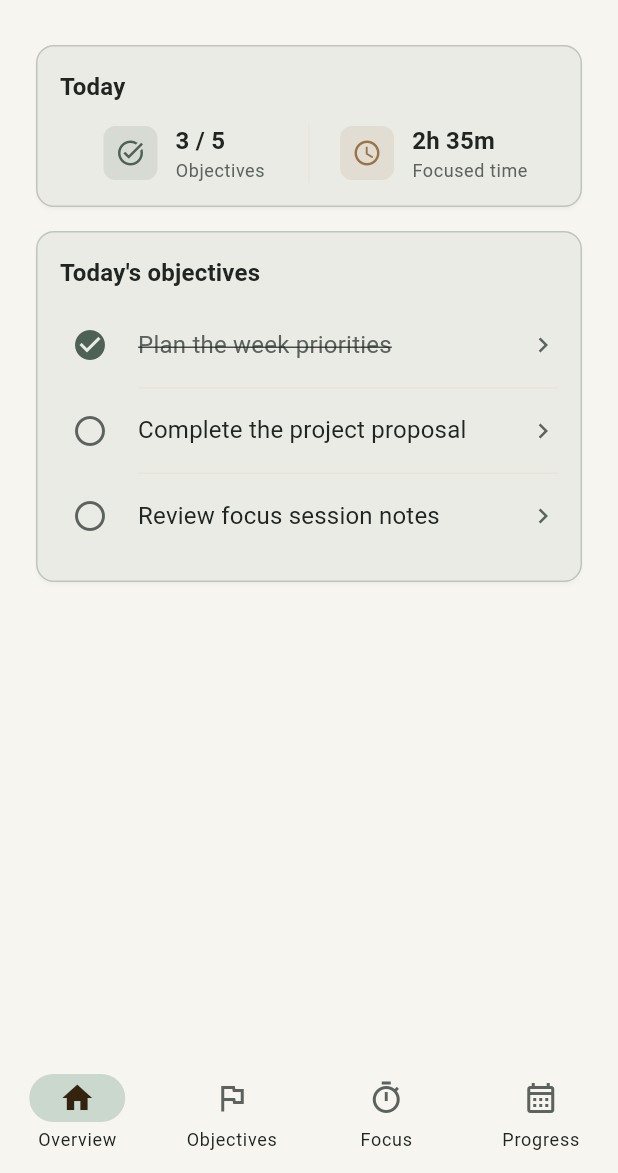
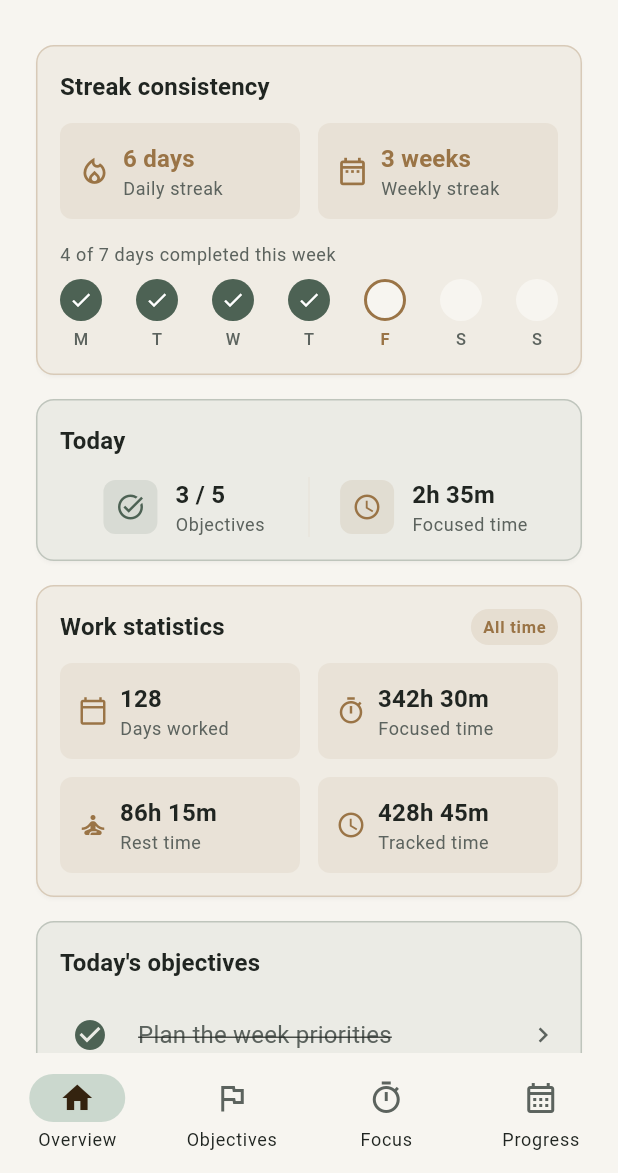
Before and after one commit to surinyach/ponos-app, a Flutter app: the screen it shows after launch, on a phone screen of 412 x 824 dp, the part 63-1236 px from its top. Run offline on Flutter 3.47's test engine with Material 3 defaults, Android fonts, the phone set to English and light mode, and no system bars.

Commit message:
feat: add streak and lifetime work statistics

```diff
--- a/lib/features/home/presentation/home_page.dart
+++ b/lib/features/home/presentation/home_page.dart
@@ -3,6 +3,8 @@ import 'package:flutter/material.dart';
 import '../../../app/theme/app_spacing.dart';
 import 'widgets/today_summary.dart';
 import 'widgets/todays_objectives.dart';
+import 'widgets/work_statistics.dart';
+import 'widgets/streak_consistency.dart';
 
 class HomePage extends StatefulWidget {
   const HomePage({super.key});
@@ -101,6 +103,12 @@ class _OverviewContent extends StatelessWidget {
                 totalObjectives: 5,
                 focusedDuration: Duration(hours: 2, minutes: 35),
               );
+              const statistics = WorkStatistics(
+                totalDaysWorked: 128,
+                totalFocusedTime: Duration(hours: 342, minutes: 30),
+                totalRestTime: Duration(hours: 86, minutes: 15),
+                totalTrackedTime: Duration(hours: 428, minutes: 45),
+              );
               const objectives = TodaysObjectives(
                 objectives: [
                   TodayObjective(
@@ -117,21 +125,55 @@ class _OverviewContent extends StatelessWidget {
                   ),
                 ],
               );
+              const streak = StreakConsistency(
+                dailyStreak: 6,
+                weeklyStreak: 3,
+                week: [
+                  ConsistencyDay(label: 'M', isCompleted: true),
+                  ConsistencyDay(label: 'T', isCompleted: true),
+                  ConsistencyDay(label: 'W', isCompleted: true),
+                  ConsistencyDay(label: 'T', isCompleted: true),
+                  ConsistencyDay(label: 'F', isCompleted: false, isToday: true),
+                  ConsistencyDay(label: 'S', isCompleted: false),
+                  ConsistencyDay(label: 'S', isCompleted: false),
+                ],
+              );
 
               if (constraints.maxWidth >= 840) {
-                return const Row(
-                  crossAxisAlignment: CrossAxisAlignment.start,
+                return const Column(
+                  crossAxisAlignment: CrossAxisAlignment.stretch,
                   children: [
-                    Expanded(flex: 4, child: summary),
-                    SizedBox(width: AppSpacing.lg),
-                    Expanded(flex: 6, child: objectives),
+                    streak,
+                    SizedBox(height: AppSpacing.lg),
+                    Row(
+                      crossAxisAlignment: CrossAxisAlignment.start,
+                      children: [
+                        Expanded(
+                          flex: 4,
+                          child: Column(
+                            crossAxisAlignment: CrossAxisAlignment.stretch,
+                            children: [
+                              summary,
+                              SizedBox(height: AppSpacing.md),
+                              statistics,
+                            ],
+                          ),
+                        ),
+                        SizedBox(width: AppSpacing.lg),
+                        Expanded(flex: 6, child: objectives),
+                      ],
+                    ),
                   ],
                 );
               }
 
               return const Column(
                 children: [
+                  streak,
+                  SizedBox(height: AppSpacing.md),
                   summary,
+                  SizedBox(height: AppSpacing.md),
+                  statistics,
                   SizedBox(height: AppSpacing.md),
                   objectives,
                 ],
--- /dev/null
+++ b/lib/features/home/presentation/widgets/streak_consistency.dart
@@ -0,0 +1,235 @@
+import 'package:flutter/material.dart';
+
+import '../../../../app/theme/app_radius.dart';
+import '../../../../app/theme/app_spacing.dart';
+
+class ConsistencyDay {
+  const ConsistencyDay({
+    required this.label,
+    required this.isCompleted,
+    this.isToday = false,
+  });
+
+  final String label;
+  final bool isCompleted;
+  final bool isToday;
+}
+
+class StreakConsistency extends StatelessWidget {
+  const StreakConsistency({
+    required this.dailyStreak,
+    required this.weeklyStreak,
+    required this.week,
+    super.key,
+  });
+
+  final int dailyStreak;
+  final int weeklyStreak;
+  final List<ConsistencyDay> week;
+
+  @override
+  Widget build(BuildContext context) {
+    final colors = Theme.of(context).colorScheme;
+    final backgroundColor = Color.alphaBlend(
+      colors.secondary.withValues(alpha: 0.07),
+      colors.surfaceContainerLow,
+    );
+
+    return Card(
+      color: backgroundColor,
+      elevation: 1,
+      shadowColor: colors.shadow.withValues(alpha: 0.14),
+      shape: RoundedRectangleBorder(
+        borderRadius: AppRadius.card,
+        side: BorderSide(color: colors.secondary.withValues(alpha: 0.28)),
+      ),
+      child: Padding(
+        padding: const EdgeInsets.all(AppSpacing.md),
+        child: Column(
+          crossAxisAlignment: CrossAxisAlignment.start,
+          children: [
+            Text(
+              'Streak consistency',
+              style: Theme.of(context).textTheme.titleMedium,
+            ),
+            const SizedBox(height: AppSpacing.sm),
+            LayoutBuilder(
+              builder: (context, constraints) {
+                final streaks = Row(
+                  children: [
+                    Expanded(
+                      child: _StreakMetric(
+                        icon: Icons.local_fire_department_outlined,
+                        value:
+                            '$dailyStreak ${dailyStreak == 1 ? 'day' : 'days'}',
+                        label: 'Daily streak',
+                      ),
+                    ),
+                    const SizedBox(width: AppSpacing.sm),
+                    Expanded(
+                      child: _StreakMetric(
+                        icon: Icons.date_range_outlined,
+                        value:
+                            '$weeklyStreak ${weeklyStreak == 1 ? 'week' : 'weeks'}',
+                        label: 'Weekly streak',
+                      ),
+                    ),
+                  ],
+                );
+                final weekPreview = _WeekPreview(week: week);
+
+                if (constraints.maxWidth >= 700) {
+                  return Row(
+                    crossAxisAlignment: CrossAxisAlignment.center,
+                    children: [
+                      Expanded(child: streaks),
+                      const SizedBox(width: AppSpacing.xl),
+                      Expanded(child: weekPreview),
+                    ],
+                  );
+                }
+
+                return Column(
+                  crossAxisAlignment: CrossAxisAlignment.stretch,
+                  children: [
+                    streaks,
+                    const SizedBox(height: AppSpacing.md),
+                    weekPreview,
+                  ],
+                );
+              },
+            ),
+          ],
+        ),
+      ),
+    );
+  }
+}
+
+class _StreakMetric extends StatelessWidget {
+  const _StreakMetric({
+    required this.icon,
+    required this.value,
+    required this.label,
+  });
+
+  final IconData icon;
+  final String value;
+  final String label;
+
+  @override
+  Widget build(BuildContext context) {
+    final colors = Theme.of(context).colorScheme;
+    final textTheme = Theme.of(context).textTheme;
+
+    return Container(
+      padding: const EdgeInsets.all(AppSpacing.sm),
+      decoration: BoxDecoration(
+        color: colors.secondary.withValues(alpha: 0.09),
+        borderRadius: AppRadius.control,
+      ),
+      child: Row(
+        children: [
+          Icon(icon, size: 22, color: colors.secondary),
+          const SizedBox(width: AppSpacing.xs),
+          Expanded(
+            child: Column(
+              crossAxisAlignment: CrossAxisAlignment.start,
+              children: [
+                Text(
+                  value,
+                  maxLines: 1,
+                  overflow: TextOverflow.ellipsis,
+                  style: textTheme.titleMedium?.copyWith(
+                    color: colors.secondary,
+                  ),
+                ),
+                Text(
+                  label,
+                  style: textTheme.bodySmall?.copyWith(
+                    color: colors.onSurfaceVariant,
+                  ),
+                ),
+              ],
+            ),
+          ),
+        ],
+      ),
+    );
+  }
+}
+
+class _WeekPreview extends StatelessWidget {
+  const _WeekPreview({required this.week});
+
+  final List<ConsistencyDay> week;
+
+  @override
+  Widget build(BuildContext context) {
+    final colors = Theme.of(context).colorScheme;
+    final completedDays = week.where((day) => day.isCompleted).length;
+
+    return Column(
+      crossAxisAlignment: CrossAxisAlignment.start,
+      children: [
+        Text(
+          '$completedDays of ${week.length} days completed this week',
+          style: Theme.of(
+            context,
+          ).textTheme.bodySmall?.copyWith(color: colors.onSurfaceVariant),
+        ),
+        const SizedBox(height: AppSpacing.xs),
+        Row(
+          mainAxisAlignment: MainAxisAlignment.spaceBetween,
+          children: week
+              .map((day) => _DayIndicator(day: day))
+              .toList(growable: false),
+        ),
+      ],
+    );
+  }
+}
+
+class _DayIndicator extends StatelessWidget {
+  const _DayIndicator({required this.day});
+
+  final ConsistencyDay day;
+
+  @override
+  Widget build(BuildContext context) {
+    final colors = Theme.of(context).colorScheme;
+    final fillColor = day.isCompleted
+        ? colors.primary
+        : colors.surfaceContainerHighest;
+
+    return Semantics(
+      label: '${day.label}: ${day.isCompleted ? 'completed' : 'not completed'}',
+      child: Column(
+        children: [
+          Container(
+            width: 28,
+            height: 28,
+            decoration: BoxDecoration(
+              color: fillColor,
+              shape: BoxShape.circle,
+              border: day.isToday
+                  ? Border.all(color: colors.secondary, width: 2)
+                  : null,
+            ),
+            child: day.isCompleted
+                ? Icon(Icons.check, size: 16, color: colors.onPrimary)
+                : null,
+          ),
+          const SizedBox(height: AppSpacing.xxs),
+          Text(
+            day.label,
+            style: Theme.of(context).textTheme.labelSmall?.copyWith(
+              color: day.isToday ? colors.secondary : colors.onSurfaceVariant,
+              fontWeight: day.isToday ? FontWeight.w600 : null,
+            ),
+          ),
+        ],
+      ),
+    );
+  }
+}
--- /dev/null
+++ b/lib/features/home/presentation/widgets/work_statistics.dart
@@ -0,0 +1,181 @@
+import 'package:flutter/material.dart';
+
+import '../../../../app/theme/app_radius.dart';
+import '../../../../app/theme/app_spacing.dart';
+
+class WorkStatistics extends StatelessWidget {
+  const WorkStatistics({
+    required this.totalDaysWorked,
+    required this.totalFocusedTime,
+    required this.totalRestTime,
+    required this.totalTrackedTime,
+    super.key,
+  });
+
+  final int totalDaysWorked;
+  final Duration totalFocusedTime;
+  final Duration totalRestTime;
+  final Duration totalTrackedTime;
+
+  @override
+  Widget build(BuildContext context) {
+    final colors = Theme.of(context).colorScheme;
+    final backgroundColor = Color.alphaBlend(
+      colors.secondary.withValues(alpha: 0.07),
+      colors.surfaceContainerLow,
+    );
+
+    return Card(
+      color: backgroundColor,
+      elevation: 1,
+      shadowColor: colors.shadow.withValues(alpha: 0.14),
+      shape: RoundedRectangleBorder(
+        borderRadius: AppRadius.card,
+        side: BorderSide(color: colors.secondary.withValues(alpha: 0.28)),
+      ),
+      child: Padding(
+        padding: const EdgeInsets.all(AppSpacing.md),
+        child: Column(
+          crossAxisAlignment: CrossAxisAlignment.start,
+          children: [
+            Row(
+              children: [
+                Expanded(
+                  child: Text(
+                    'Work statistics',
+                    style: Theme.of(context).textTheme.titleMedium,
+                  ),
+                ),
+                Container(
+                  padding: const EdgeInsets.symmetric(
+                    horizontal: AppSpacing.xs,
+                    vertical: AppSpacing.xxs,
+                  ),
+                  decoration: BoxDecoration(
+                    color: colors.secondary.withValues(alpha: 0.12),
+                    borderRadius: const BorderRadius.all(
+                      Radius.circular(AppRadius.full),
+                    ),
+                  ),
+                  child: Text(
+                    'All time',
+                    style: Theme.of(context).textTheme.labelSmall?.copyWith(
+                      color: colors.secondary,
+                      fontWeight: FontWeight.w600,
+                    ),
+                  ),
+                ),
+              ],
+            ),
+            const SizedBox(height: AppSpacing.sm),
+            Row(
+              children: [
+                Expanded(
+                  child: _Statistic(
+                    icon: Icons.calendar_today_outlined,
+                    value: '$totalDaysWorked',
+                    label: 'Days worked',
+                  ),
+                ),
+                const SizedBox(width: AppSpacing.sm),
+                Expanded(
+                  child: _Statistic(
+                    icon: Icons.timer_outlined,
+                    value: _formatDuration(totalFocusedTime),
+                    label: 'Focused time',
+                  ),
+                ),
+              ],
+            ),
+            const SizedBox(height: AppSpacing.sm),
+            Row(
+              children: [
+                Expanded(
+                  child: _Statistic(
+                    icon: Icons.self_improvement_outlined,
+                    value: _formatDuration(totalRestTime),
+                    label: 'Rest time',
+                  ),
+                ),
+                const SizedBox(width: AppSpacing.sm),
+                Expanded(
+                  child: _Statistic(
+                    icon: Icons.schedule_outlined,
+                    value: _formatDuration(totalTrackedTime),
+                    label: 'Tracked time',
+                  ),
+                ),
+              ],
+            ),
+          ],
+        ),
+      ),
+    );
+  }
+
+  String _formatDuration(Duration duration) {
+    final hours = duration.inHours;
+    final minutes = duration.inMinutes.remainder(60);
+
+    if (hours == 0) return '${minutes}m';
+    if (minutes == 0) return '${hours}h';
+    return '${hours}h ${minutes}m';
+  }
+}
+
+class _Statistic extends StatelessWidget {
+  const _Statistic({
+    required this.icon,
+    required this.value,
+    required this.label,
+  });
+
+  final IconData icon;
+  final String value;
+  final String label;
+
+  @override
+  Widget build(BuildContext context) {
+    final colors = Theme.of(context).colorScheme;
+    final textTheme = Theme.of(context).textTheme;
+
+    return Semantics(
+      label: '$label: $value',
+      excludeSemantics: true,
+      child: Container(
+        padding: const EdgeInsets.all(AppSpacing.sm),
+        decoration: BoxDecoration(
+          color: colors.secondary.withValues(alpha: 0.08),
+          borderRadius: AppRadius.control,
+        ),
+        child: Row(
+          children: [
+            Icon(icon, size: 20, color: colors.secondary),
+            const SizedBox(width: AppSpacing.xs),
+            Expanded(
+              child: Column(
+                crossAxisAlignment: CrossAxisAlignment.start,
+                children: [
+                  Text(
+                    value,
+                    maxLines: 1,
+                    overflow: TextOverflow.ellipsis,
+                    style: textTheme.titleMedium,
+                  ),
+                  Text(
+                    label,
+                    maxLines: 1,
+                    overflow: TextOverflow.ellipsis,
+                    style: textTheme.bodySmall?.copyWith(
+                      color: colors.onSurfaceVariant,
+                    ),
+                  ),
+                ],
+              ),
+            ),
+          ],
+        ),
+      ),
+    );
+  }
+}
```
Also changed, not shown: 1 other file.
